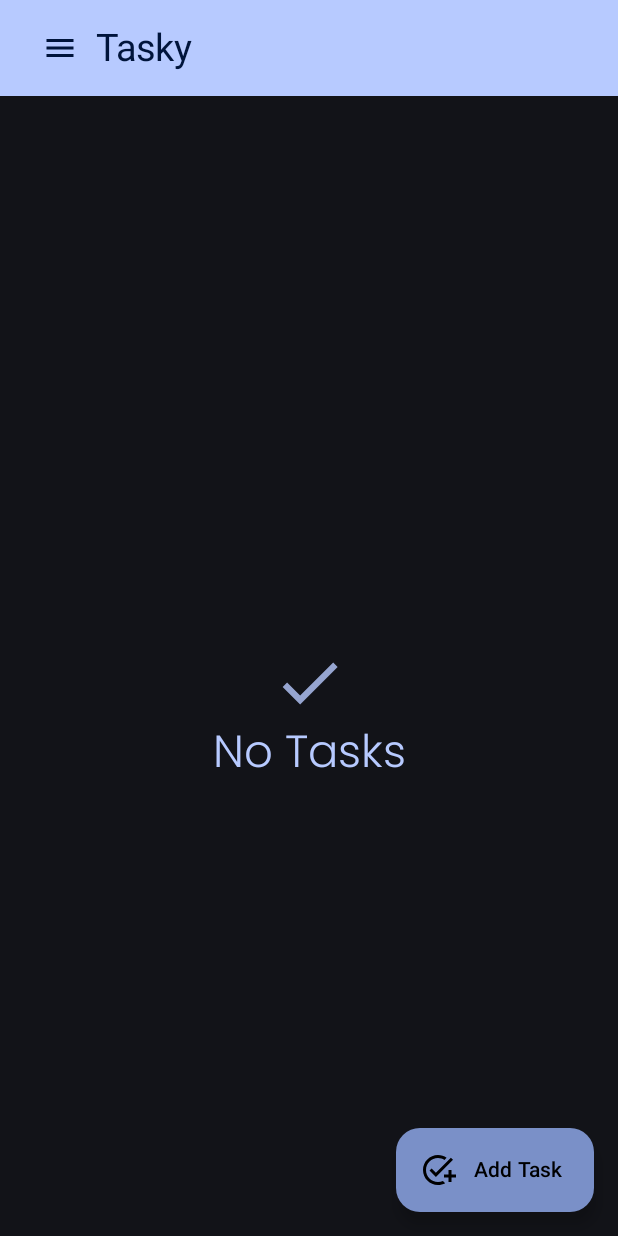
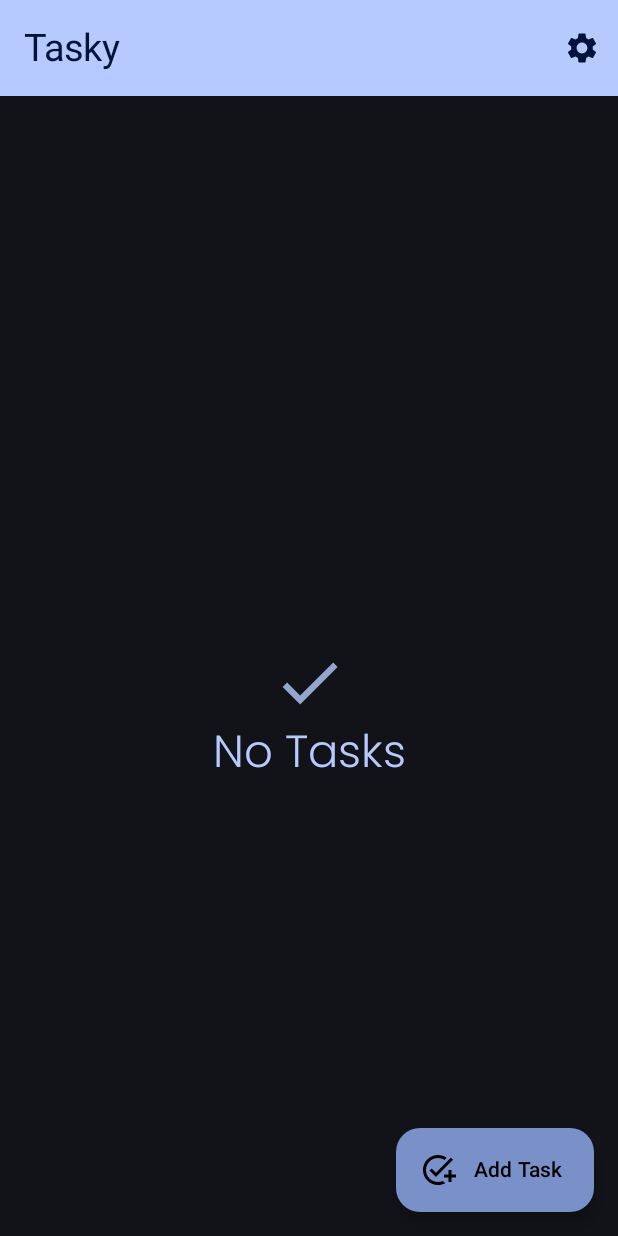
Before and after one commit to thatsmanmeet/Tasky, an Android app built with Jetpack Compose: the screen it shows after launch (MainActivity), on a phone screen of 412 x 824 dp. Run offline under Robolectric (Android 15) with nearby library versions, the phone set to English and light mode, and no system bars; our stand-ins replace Room's generated code.

Commit message:
Removed the menu bar

```diff
--- a/app/src/main/java/com/thatsmanmeet/taskyapp/screens/App.kt
+++ b/app/src/main/java/com/thatsmanmeet/taskyapp/screens/App.kt
@@ -105,28 +105,22 @@ fun MyApp(
                         Row(
                             modifier = modifier.fillMaxWidth(),
                             verticalAlignment = Alignment.CenterVertically,
-//                            horizontalArrangement = Arrangement.SpaceBetween
+                            horizontalArrangement = Arrangement.SpaceBetween
                         ) {
-                            IconButton(onClick = { /*TODO*/ }) {
-                                Icon(
-                                    imageVector = Icons.Default.Menu,
-                                    contentDescription = "Menu"
-                                )
-                            }
                             Text(
                                 text = stringResource(id = R.string.app_name),
                                 fontSize = 25.sp
                             )
                             Spacer(modifier = modifier.width(10.dp))
-//                            IconButton(onClick = {
-//                                // Implement Navigation to settings
-//                                navHostController.navigate(route = Screen.SettingsScreen.route)
-//                            }) {
-//                                Icon(
-//                                    imageVector = Icons.Default.Settings,
-//                                    contentDescription = null
-//                                )
-//                            }
+                            IconButton(onClick = {
+                                // Implement Navigation to settings
+                                navHostController.navigate(route = Screen.SettingsScreen.route)
+                            }) {
+                                Icon(
+                                    imageVector = Icons.Default.Settings,
+                                    contentDescription = null
+                                )
+                            }
                         }
                             },
                     colors = topAppBarColors.topAppBarColors(
```
